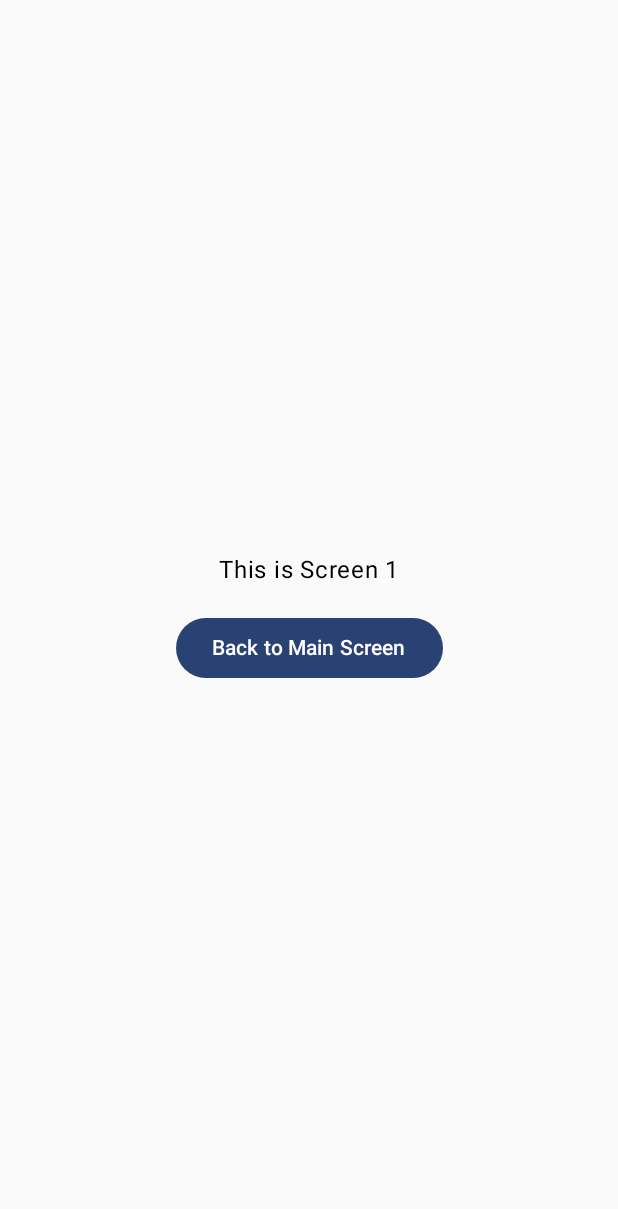
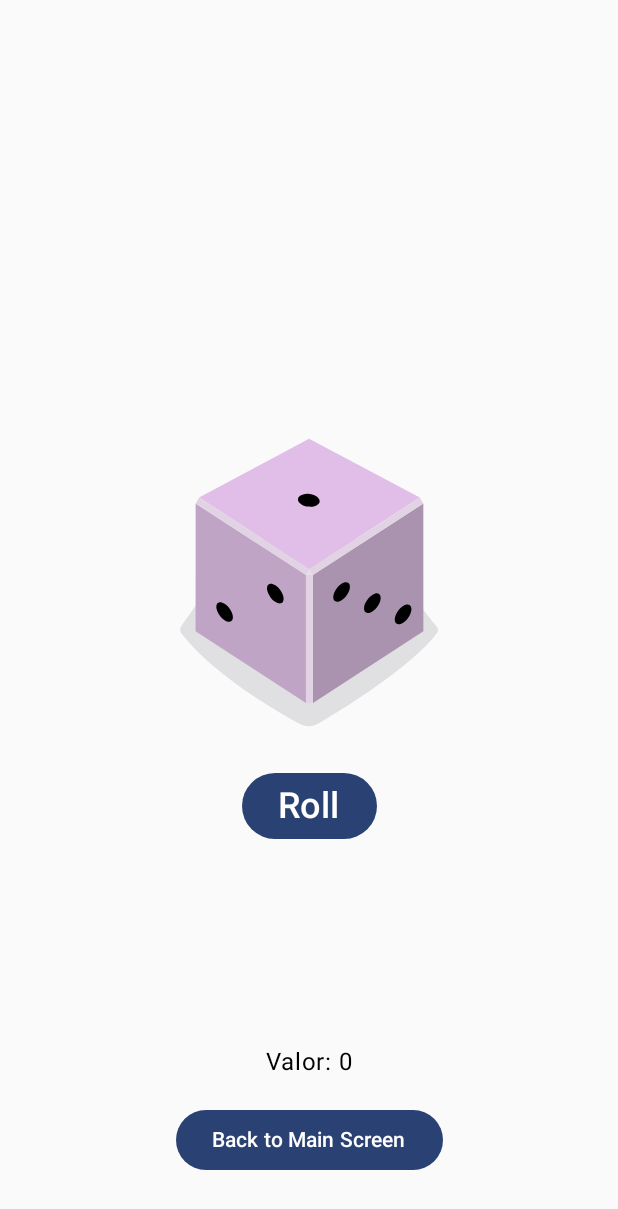
Before and after one commit to Suunic/Projeto_AndroidStd_Ricardo_Sousa, an Android app built with Jetpack Compose: the screen it shows after launch (MainActivity), after a tap on "1 Player", on a phone screen of 412 x 824 dp. Shown: the top 1209 px of the screen. Run offline under Robolectric (Android 15) with nearby library versions, the phone set to English and light mode, and no system bars.

Commit message:
-Adicionadas as opções dos dados (4,6,20) -Adicionada a função de lançar um dado de 6 faces -Corrigida a posição dado e posição dos botões no ecrã -Adicionada a funcionalidade de dar roll de maneira a que o valor seja incrementado a cada roll -Adicionada a class Player -Adicionadas as funções getDiceValue(),exitApplication(), diceSix;

```diff
--- a/app/src/main/java/com/example/projetoandroidstdricardosousa/MainActivity.kt
+++ b/app/src/main/java/com/example/projetoandroidstdricardosousa/MainActivity.kt
@@ -1,25 +1,37 @@
-@file:Suppress("CAST_NEVER_SUCCEEDS")
-
 package com.example.projetoandroidstdricardosousa
 
 import android.os.Bundle
 import androidx.activity.ComponentActivity
 import androidx.activity.compose.setContent
-import androidx.compose.foundation.layout.*
+import androidx.compose.foundation.Image
+import androidx.compose.foundation.layout.Arrangement
+import androidx.compose.foundation.layout.Column
+import androidx.compose.foundation.layout.Spacer
+import androidx.compose.foundation.layout.fillMaxSize
+import androidx.compose.foundation.layout.height
 import androidx.compose.material3.Button
 import androidx.compose.material3.Text
 import androidx.compose.runtime.Composable
+import androidx.compose.runtime.getValue
+import androidx.compose.runtime.mutableStateOf
+import androidx.compose.runtime.remember
+import androidx.compose.runtime.setValue
 import androidx.compose.ui.Alignment
 import androidx.compose.ui.Modifier
+import androidx.compose.ui.res.painterResource
 import androidx.compose.ui.tooling.preview.Preview
 import androidx.compose.ui.unit.dp
+import androidx.compose.ui.unit.sp
 import androidx.navigation.compose.NavHost
 import androidx.navigation.compose.composable
 import androidx.navigation.compose.rememberNavController
 import com.example.projetoandroidstdricardosousa.ui.theme.ProjectGameTheme
 import kotlin.system.exitProcess
 
+var Option: Int = 2
+
 class MainActivity : ComponentActivity() {
+
     override fun onCreate(savedInstanceState: Bundle?) {
         super.onCreate(savedInstanceState)
         setContent {
@@ -32,13 +44,14 @@ class MainActivity : ComponentActivity() {
 
 @Composable
 fun MyApp() {
+
     val navController = rememberNavController()
     NavHost(navController = navController, startDestination = "main") {
         composable("main") {
             MainScreen(
                 navigateToScreen1 = { navController.navigate("screen1") },
                 navigateToScreen2 = { navController.navigate("screen2") },
-                exitApp = { (it as ComponentActivity).finishAffinity() }
+                exitApp = { exitApplication() }
             )
         }
         composable("screen1") {
@@ -47,13 +60,19 @@ fun MyApp() {
         composable("screen2") {
             Screen2(navigateBack = { navController.popBackStack() })
         }
-
-
     }
 }
 
+fun exitApplication() {
+    exitProcess(0)
+}
+
 @Composable
-fun MainScreen(navigateToScreen1: () -> Unit, navigateToScreen2: () -> Unit, exitApp:() -> Unit) {
+fun MainScreen(
+    navigateToScreen1: () -> Unit,
+    navigateToScreen2: () -> Unit,
+    exitApp: () -> Unit
+) {
     Column(
         modifier = Modifier.fillMaxSize(),
         horizontalAlignment = Alignment.CenterHorizontally,
@@ -75,16 +94,29 @@ fun MainScreen(navigateToScreen1: () -> Unit, navigateToScreen2: () -> Unit, exi
 
 @Composable
 fun Screen1(navigateBack: () -> Unit) {
+    when (Option) {
+        1 -> {
+            // diceFour()
+        }
+        2 -> {
+            DiceSix()
+        }
+        3 -> {
+            // diceTwenty()
+        }
+    }
+
     Column(
         modifier = Modifier.fillMaxSize(),
         horizontalAlignment = Alignment.CenterHorizontally,
-        verticalArrangement = Arrangement.Center
+        verticalArrangement = Arrangement.Bottom
     ) {
-        Text("This is Screen 1")
+        Text("Valor: " + player1.score)
         Spacer(modifier = Modifier.height(16.dp))
         Button(onClick = navigateBack) {
             Text("Back to Main Screen")
         }
+        Spacer(modifier = Modifier.height(40.dp))
     }
 }
 
@@ -126,3 +158,46 @@ fun PreviewScreen2() {
         Screen2(navigateBack = {})
     }
 }
+
+@Composable
+fun DiceSix(modifier: Modifier = Modifier) {
+    var result by remember { mutableStateOf(1) }
+    val imageResource = when (result) {
+        1 -> R.drawable.dice_1
+        2 -> R.drawable.dice_2
+        3 -> R.drawable.dice_3
+        4 -> R.drawable.dice_4
+        5 -> R.drawable.dice_5
+        else -> R.drawable.dice_6
+    }
+    Column(
+        modifier = Modifier.fillMaxSize(),
+        horizontalAlignment = Alignment.CenterHorizontally,
+        verticalArrangement = Arrangement.Center
+    ) {
+        Image(
+            painter = painterResource(imageResource),
+            contentDescription = result.toString()
+        )
+
+        Button(
+            onClick = {
+                result = (1..6).random()
+                getDiceValue(player = player1, roll = result)
+            },
+        ) {
+            Text(text = "Roll", fontSize = 24.sp)
+        }
+    }
+}
+
+class Player {
+    var score by mutableStateOf(0)
+}
+
+val player1 = Player()
+val player2 = Player()
+
+fun getDiceValue(player: Player, roll: Int) {
+    player.score += roll
+}
--- a/app/src/main/res/values/strings.xml
+++ b/app/src/main/res/values/strings.xml
@@ -1,3 +1,4 @@
 <resources>
     <string name="app_name">Projeto AndroidStd Ricardo Sousa</string>
+
 </resources>
```
